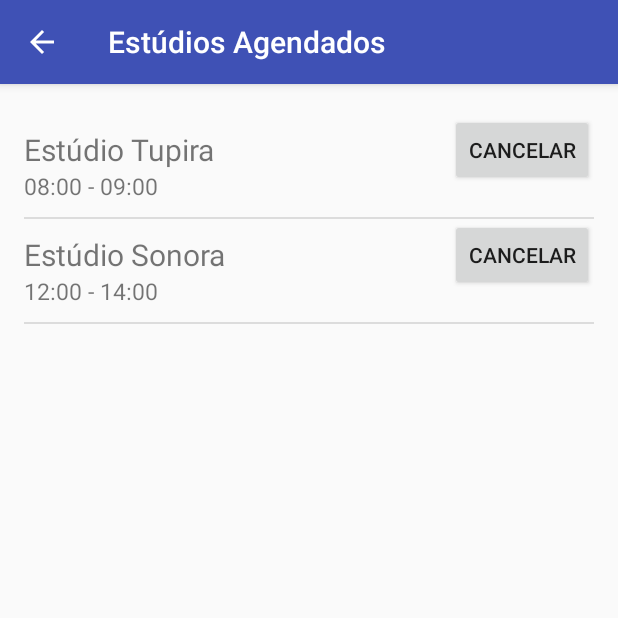
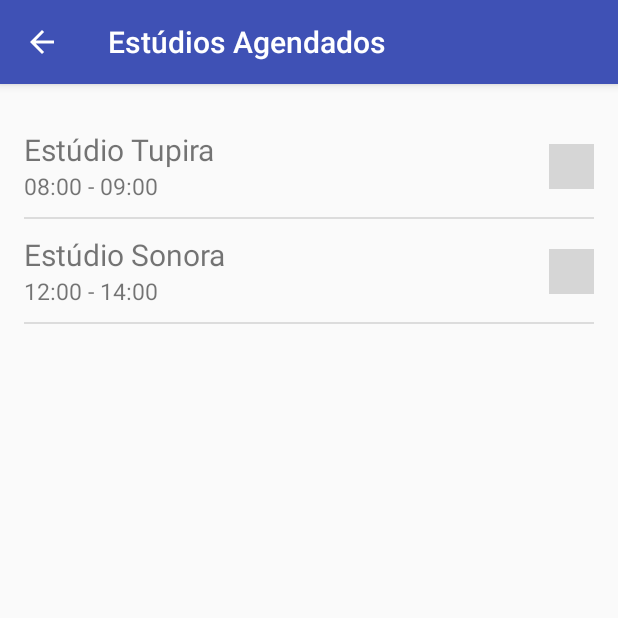
Before and after one commit to liviafonseca/CacaEstudio3, an Android app: the AgendadosActivity screen opened directly, with no data from a screen before it, on a phone screen of 412 x 824 dp, the top half of it. Run offline under Robolectric (Android 15) with nearby library versions, the phone set to English and light mode, and no system bars; grey boxes are pictures that could not be loaded.

Commit message:
Lixeira na tela Estudios Agendados

```diff
--- a/app/src/main/java/br/com/pos/cacaestudio/AgendadosActivity.java
+++ b/app/src/main/java/br/com/pos/cacaestudio/AgendadosActivity.java
@@ -4,11 +4,14 @@ import android.app.ListActivity;
 import android.content.Intent;
 import android.support.v7.app.AppCompatActivity;
 import android.os.Bundle;
+import android.util.Log;
 import android.view.ContextMenu;
 import android.view.MenuItem;
 import android.view.View;
+import android.widget.AdapterView;
 import android.widget.ArrayAdapter;
 import android.widget.Button;
+import android.widget.ImageView;
 import android.widget.ListView;
 import android.widget.Toast;
 
@@ -39,10 +42,28 @@ public class AgendadosActivity extends AppCompatActivity {
         estudios.add(estudio2);
 
         //Adapter da Lista
-        ListView listaEstudios = findViewById(R.id.lista_estudios_agendados);
-        AgendadosAdapter adapter = new AgendadosAdapter(this,estudios);
-        listaEstudios.setAdapter(adapter);
+        ListView listaEstudiosView = findViewById(R.id.lista_estudios_agendados);
+        final AgendadosAdapter adapter = new AgendadosAdapter(this,estudios);
+        listaEstudiosView.setAdapter(adapter);
 
+
+
+        listaEstudiosView.setOnItemClickListener(new AdapterView.OnItemClickListener() {
+            @Override
+            public void onItemClick(AdapterView<?> parent, View view, int position, long id) {
+                //View v = adapter.getView(position, view, parent);
+
+                ImageView lixeira = view.findViewById(R.id.agendados_lixeira);
+                lixeira.setOnClickListener(new View.OnClickListener() {
+                    @Override
+                    public void onClick(View v) {
+                        Toast.makeText(AgendadosActivity.this, "Esta ação no futuro fará com que" +
+                                "o agendamento seja cancelado", Toast.LENGTH_SHORT).show();
+                    }
+                });
+
+            }
+        });
 
     }
 
@@ -59,7 +80,7 @@ public class AgendadosActivity extends AppCompatActivity {
         return true;
     }
 
-    //Back na navigationsBar
+    //Back na navigationBar
     @Override
     public void onBackPressed(){ //Botão BACK padrão do android
         startActivity(new Intent(this, ListaActivity.class)); //O efeito ao ser pressionado do botão (no caso abre a activity)
--- a/app/src/main/res/layout/layout_lista_agendados.xml
+++ b/app/src/main/res/layout/layout_lista_agendados.xml
@@ -3,7 +3,7 @@
     xmlns:app="http://schemas.android.com/apk/res-auto"
     xmlns:tools="http://schemas.android.com/tools"
     android:layout_width="match_parent"
-    android:layout_height="match_parent"
+    android:layout_height="wrap_content"
     tools:context="br.com.pos.cacaestudio.AgendadosActivity"
     android:layout_marginTop="20dp"
     android:layout_marginLeft="16dp"
@@ -19,20 +19,24 @@
             android:layout_width="wrap_content"
             android:layout_height="wrap_content"
             android:textSize="20sp"
-            android:layout_marginTop="10dp"/>
+            android:layout_marginTop="10dp"
+            android:text="Nome Estúdio"/>
         <TextView
             android:id="@+id/agendados_hr"
             android:layout_width="wrap_content"
             android:layout_height="wrap_content"
             android:textSize="15sp"
-            android:layout_marginBottom="10dp"/>
+            android:layout_marginBottom="10dp"
+            android:text="horário"/>
     </LinearLayout>
 
-    <Button
-        android:id="@+id/agendados_btn_cancelar"
-        android:layout_width="wrap_content"
-        android:layout_height="wrap_content"
+    <ImageView
+        android:id="@+id/agendados_lixeira"
+        android:layout_width="30dp"
+        android:layout_height="30dp"
+        android:src="@drawable/recycle_bin"
         android:layout_alignParentRight="true"
-        android:text="@string/btn_cancelar"/>
+        android:layout_marginTop="20dp"
+        />
 
 </RelativeLayout>
```
